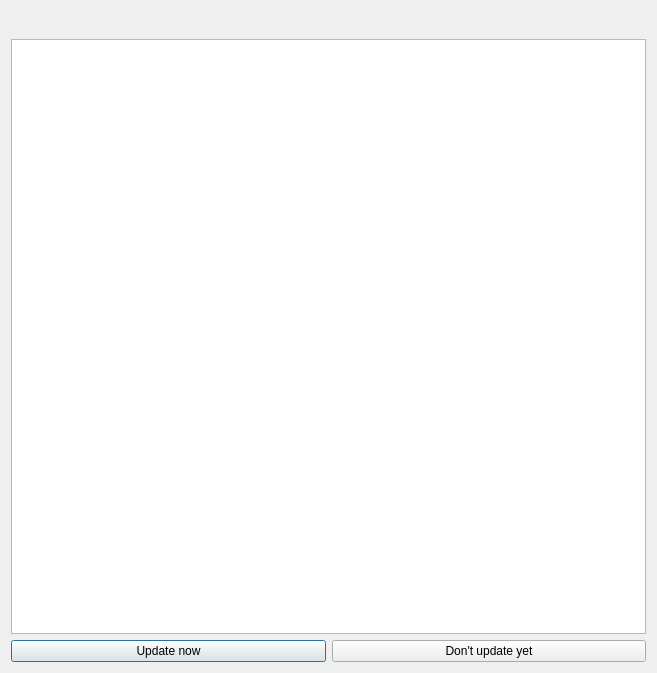
The window that launcher/ui/dialogs/UpdateDialog.ui (MultiMC/Launcher) describes before a commit, drawn with Qt 5.
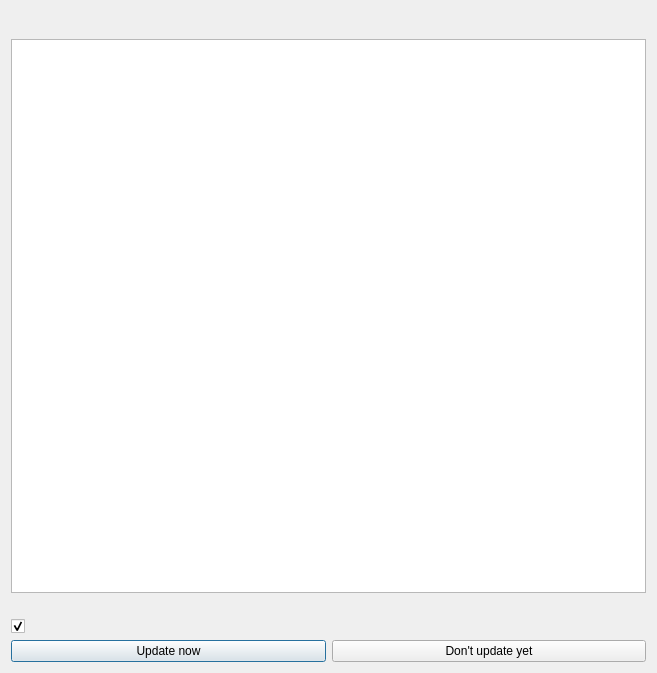
The same window after the commit. Icons and pictures are not drawn.

Commit message:
NOISSUE Let users stay on their variant or switch between variants
Moving along supersedes is the default; the update dialog, a switch prompt and the
Updates settings page let users stay or go back. Format readers ignore unknown keys.

The edit to the form file:
```diff
--- a/launcher/ui/dialogs/UpdateDialog.ui
+++ b/launcher/ui/dialogs/UpdateDialog.ui
@@ -47,6 +47,26 @@
      </property>
     </widget>
    </item>
+   <item>
+    <widget class="QLabel" name="variantLabel">
+     <property name="visible">
+      <bool>false</bool>
+     </property>
+     <property name="wordWrap">
+      <bool>true</bool>
+     </property>
+    </widget>
+   </item>
+   <item>
+    <widget class="QCheckBox" name="variantCheck">
+     <property name="visible">
+      <bool>false</bool>
+     </property>
+     <property name="checked">
+      <bool>true</bool>
+     </property>
+    </widget>
+   </item>
    <item>
     <layout class="QGridLayout" name="gridLayout">
      <item row="0" column="0">
```
The commit also changes 21 other files.
